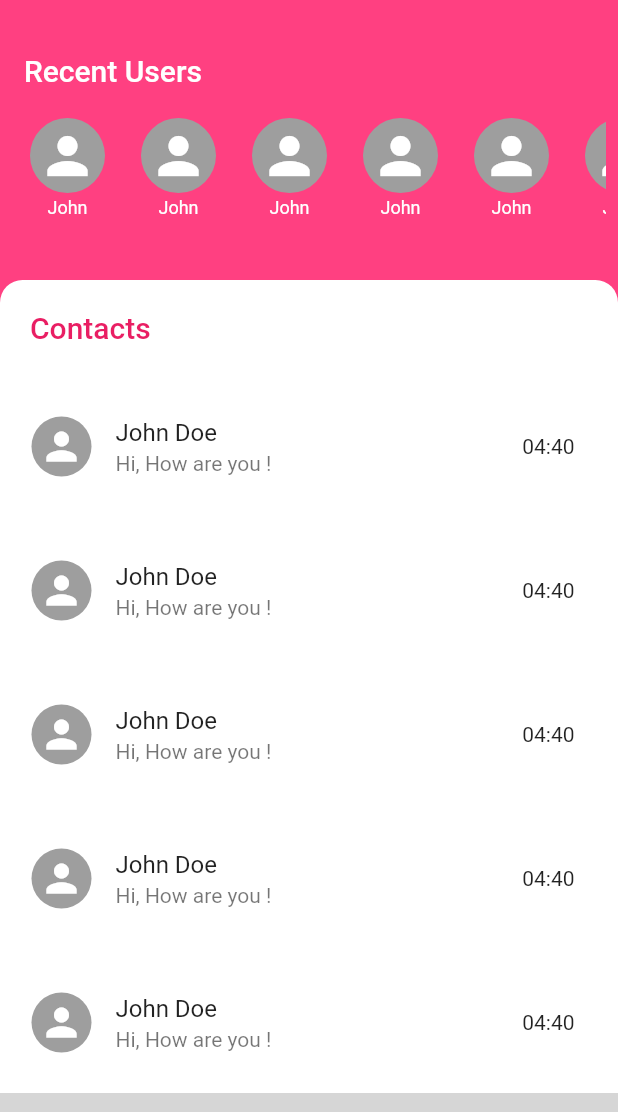
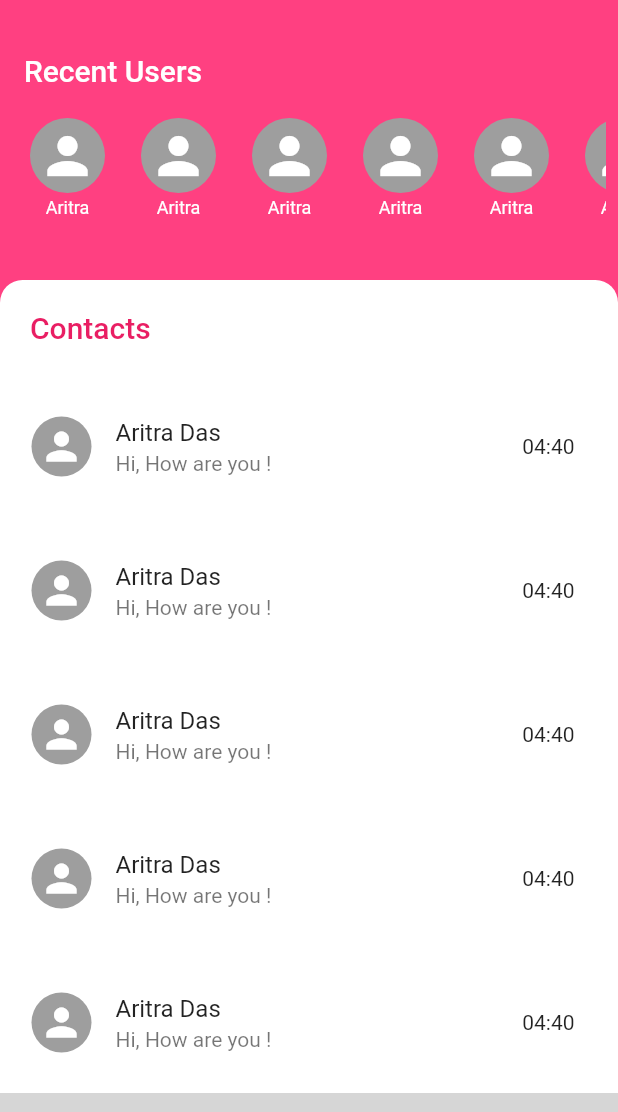
Before and after one commit to harshit252/Snapy-Snap, a Flutter app: the HomePage screen opened directly, swiped to page 4, on a phone screen of 412 x 824 dp, the part 59-1171 px from its top. Run offline on Flutter 3.47's test engine with Material 2 defaults, Android fonts, the phone set to English and light mode, and no system bars; our stand-ins replace cloud_firestore, firebase_auth, firebase_core, open_file, transparent_image, video_player; missing offline and left inert: bottom_bar, deepar_flutter, flutterfire_ui; accounts and stored records are empty; network calls fail; grey boxes are pictures that could not be loaded.

Commit message:
Initial Chat implemented and demo login/registration screen added

```diff
--- a/lib/Screens/chat.dart
+++ b/lib/Screens/chat.dart
@@ -99,7 +99,7 @@ class _ChatState extends State<Chat> {
                             child: ListView.builder(
                               itemBuilder: (context, i) {
                                 return ChatWidgets.card(
-                                  title: 'John Doe',
+                                  title: 'Aritra Das',
                                   subtitle: 'Hi, How are you !',
                                   time: '04:40',
                                   onTap: () {
--- /dev/null
+++ b/lib/builders/functions.dart
@@ -0,0 +1,21 @@
+import 'package:cloud_firestore/cloud_firestore.dart';
+import 'package:firebase_auth/firebase_auth.dart';
+import 'package:firebase_core/firebase_core.dart';
+
+class Functions{
+  static void updateAvailability() {
+    final _firestore = FirebaseFirestore.instance;
+    final _auth =  FirebaseAuth.instance;
+    final data = {
+      'name': _auth.currentUser!.displayName ?? _auth.currentUser?.email,
+      'date_time': DateTime.now(),
+      'email': _auth.currentUser!.email,
+    };
+    try{
+      _firestore.collection('Users').doc(_auth.currentUser!.uid).set(data);
+    }catch (e){
+      print(e);
+    }
+  }
+
+}
--- a/lib/homepage.dart
+++ b/lib/homepage.dart
@@ -4,6 +4,8 @@ import 'package:college_project/Screens/create.dart';
 import 'package:college_project/Screens/explore.dart';
 import 'package:flutter/material.dart';
 import 'package:bottom_bar/bottom_bar.dart';
+
+import 'builders/functions.dart';
 
 class HomePage extends StatefulWidget {
   const HomePage({Key? key}) : super(key: key);
@@ -13,6 +15,12 @@ class HomePage extends StatefulWidget {
 }
 
 class _HomePageState extends State<HomePage> {
+  @override
+  void initState() {
+    Functions.updateAvailability();
+    super.initState();
+  }
+
   int _currentPage = 0;
   final _pageController = PageController();
   @override
--- a/lib/theme/widgets.dart
+++ b/lib/theme/widgets.dart
@@ -52,15 +52,15 @@ class ChatWidgets {
                 color: Colors.white,
               ),
             ),
-            SizedBox(width: 50,child: Center(child: Text('John',style: TextStyle(height: 1.5,fontSize: 12,color: Colors.white),overflow: TextOverflow.ellipsis,)))
+            SizedBox(width: 50,child: Center(child: Text('Aritra',style: TextStyle(height: 1.5,fontSize: 12,color: Colors.white),overflow: TextOverflow.ellipsis,)))
           ],
         ),
       ),
     );
   }
 
-  static Widget messagesCard(i, message, time) {
-    bool check = i % 2 == 0;
+  static Widget messagesCard(check, message, time) {
+
     return Padding(
       padding: const EdgeInsets.all(8.0),
       child: Row(
```
Also changed, not shown: lib/Screens/chatpage.dart (+77 -9 lines), lib/main.dart (+24 -2 lines), lib/theme/animated-dialog.dart (+26 -10 lines), pubspec.yaml (+5 -5 lines), pubspec.lock.
